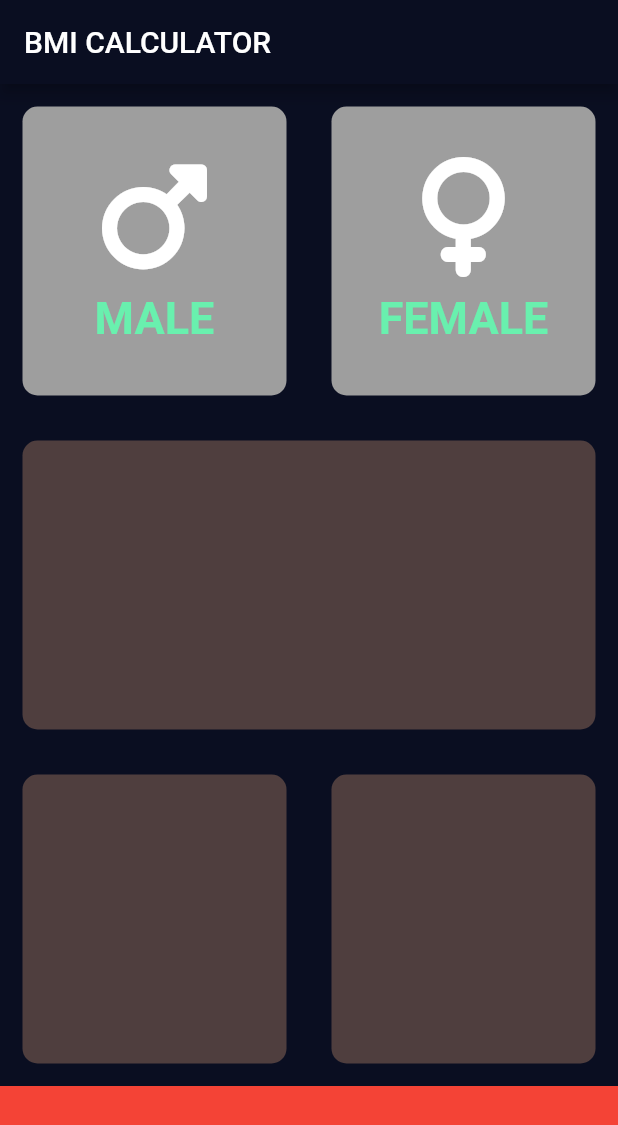
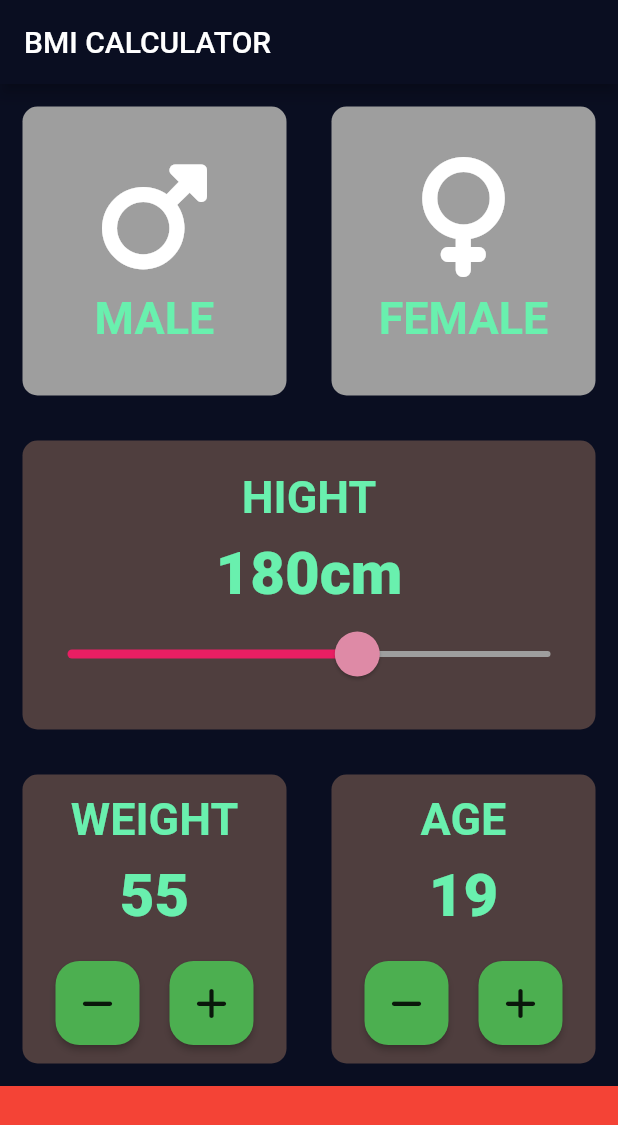
Before and after one commit to vattvichet/BMI-Calculator, a Flutter app: the screen it shows after launch, on a phone screen of 412 x 824 dp. Shown: the top 1125 px of the screen. Run offline on Flutter 3.47's test engine with Material 2 defaults, Android fonts, the phone set to English and light mode, and no system bars; our stand-ins replace font_awesome_flutter.

```diff
--- /dev/null
+++ b/lib/constants.dart
@@ -0,0 +1,8 @@
+import 'package:flutter/material.dart';
+
+const KGenderTextStyle = TextStyle(fontSize: 30, fontWeight: FontWeight.w700);
+const KinActiveCardColor = Colors.grey;
+const KActiveCardColor = Colors.green;
+const KCardColor = Color.fromARGB(255, 79, 62, 62);
+
+const KValueTextStyle = TextStyle(fontSize: 40, fontWeight: FontWeight.w800);
--- a/lib/genderCard.dart
+++ b/lib/genderCard.dart
@@ -1,6 +1,6 @@
 import 'package:flutter/material.dart';
 
-const genderTextStyle = TextStyle(fontSize: 30, fontWeight: FontWeight.w700);
+import 'constants.dart';
 
 class GenderCard extends StatelessWidget {
   const GenderCard({Key key, @required this.icon, @required this.gender})
@@ -21,7 +21,7 @@ class GenderCard extends StatelessWidget {
         SizedBox(height: 10),
         Text(
           gender,
-          style: genderTextStyle,
+          style: KGenderTextStyle,
         ),
       ],
     );
--- a/lib/input_page.dart
+++ b/lib/input_page.dart
@@ -1,12 +1,11 @@
+import 'dart:ui';
+
 import 'package:bmi_calculator/reusableCard.dart';
 import 'package:flutter/material.dart';
 import 'package:font_awesome_flutter/font_awesome_flutter.dart';
 
+import 'constants.dart';
 import 'genderCard.dart';
-
-const inActiveCardColor = Colors.grey;
-const activeCardColor = Colors.green;
-const cardColor = Color.fromARGB(255, 79, 62, 62);
 
 enum Gender {
   male,
@@ -40,6 +39,10 @@ class _InputPageState extends State<InputPage> {
   //   }
   // }
 
+  double height = 180;
+  double weight = 55;
+  double age = 19;
+
   @override
   Widget build(BuildContext context) {
     return Scaffold(
@@ -47,6 +50,7 @@ class _InputPageState extends State<InputPage> {
         title: Text('BMI CALCULATOR'),
       ),
       body: Column(
+        crossAxisAlignment: CrossAxisAlignment.stretch,
         children: [
           Expanded(
             child: Row(
@@ -59,8 +63,8 @@ class _InputPageState extends State<InputPage> {
                     });
                   },
                   color: selectedGender == Gender.male
-                      ? activeCardColor
-                      : inActiveCardColor,
+                      ? KActiveCardColor
+                      : KinActiveCardColor,
                   cardChild: GenderCard(
                     gender: 'MALE',
                     icon: FontAwesomeIcons.mars,
@@ -74,8 +78,8 @@ class _InputPageState extends State<InputPage> {
                           });
                         },
                         color: selectedGender == Gender.female
-                            ? activeCardColor
-                            : inActiveCardColor,
+                            ? KActiveCardColor
+                            : KinActiveCardColor,
                         cardChild: GenderCard(
                           gender: 'FEMALE',
                           icon: FontAwesomeIcons.venus,
@@ -86,7 +90,51 @@ class _InputPageState extends State<InputPage> {
           Expanded(
               child: ReusableCard(
             onPressed: () {},
-            color: cardColor,
+            color: KCardColor,
+            cardChild: Container(
+              child: Column(
+                mainAxisAlignment: MainAxisAlignment.center,
+                children: [
+                  Text("HIGHT", style: KGenderTextStyle),
+                  SizedBox(
+                    height: 10,
+                  ),
+                  Row(
+                    mainAxisAlignment: MainAxisAlignment.center,
+                    children: [
+                      Text(
+                        height.toStringAsFixed(0),
+                        style: KValueTextStyle,
+                      ),
+                      Text(
+                        "cm",
+                        style: KValueTextStyle,
+                      ),
+                    ],
+                  ),
+                  SliderTheme(
+                    data: SliderTheme.of(context).copyWith(
+                        inactiveTrackColor: Colors.grey,
+                        activeTrackColor: Colors.pink,
+                        thumbColor: Color.fromARGB(255, 222, 138, 166),
+                        thumbShape:
+                            RoundSliderThumbShape(enabledThumbRadius: 15),
+                        overlayColor: Color.fromARGB(100, 222, 138, 166),
+                        overlayShape:
+                            RoundSliderOverlayShape(overlayRadius: 30)),
+                    child: Slider(
+                        value: height,
+                        min: 120,
+                        max: 220,
+                        onChanged: (double newValue) {
+                          setState(() {
+                            height = newValue;
+                          });
+                        }),
+                  ),
+                ],
+              ),
+            ),
           )),
           Expanded(
             child: Row(
@@ -94,12 +142,98 @@ class _InputPageState extends State<InputPage> {
                 Expanded(
                     child: ReusableCard(
                   onPressed: () {},
-                  color: cardColor,
+                  color: KCardColor,
+                  cardChild: Column(
+                    mainAxisAlignment: MainAxisAlignment.center,
+                    children: [
+                      Text(
+                        "WEIGHT",
+                        style: KGenderTextStyle,
+                      ),
+                      SizedBox(
+                        height: 10,
+                      ),
+                      Text(
+                        weight.toStringAsFixed(0),
+                        style: KValueTextStyle,
+                      ),
+                      SizedBox(
+                        height: 20,
+                      ),
+                      Row(
+                        mainAxisAlignment: MainAxisAlignment.center,
+                        children: [
+                          RoundIconButton(
+                            icon: FontAwesomeIcons.minus,
+                            onPressed: () {
+                              setState(() {
+                                weight -= 1;
+                              });
+                            },
+                          ),
+                          SizedBox(
+                            width: 20,
+                          ),
+                          RoundIconButton(
+                            icon: FontAwesomeIcons.plus,
+                            onPressed: () {
+                              setState(() {
+                                weight += 1;
+                              });
+                            },
+                          ),
+                        ],
+                      ),
+                    ],
+                  ),
                 )),
                 Expanded(
                     child: ReusableCard(
                   onPressed: () {},
-                  color: cardColor,
+                  color: KCardColor,
+                  cardChild: Column(
+                    mainAxisAlignment: MainAxisAlignment.center,
+                    children: [
+                      Text(
+                        "AGE",
+                        style: KGenderTextStyle,
+                      ),
+                      SizedBox(
+                        height: 10,
+                      ),
+                      Text(
+                        age.toStringAsFixed(0),
+                        style: KValueTextStyle,
+                      ),
+                      SizedBox(
+                        height: 20,
+                      ),
+                      Row(
+                        mainAxisAlignment: MainAxisAlignment.center,
+                        children: [
+                          RoundIconButton(
+                            icon: FontAwesomeIcons.minus,
+                            onPressed: () {
+                              setState(() {
+                                age -= 1;
+                              });
+                            },
+                          ),
+                          SizedBox(
+                            width: 20,
+                          ),
+                          RoundIconButton(
+                            icon: FontAwesomeIcons.plus,
+                            onPressed: () {
+                              setState(() {
+                                age += 1;
+                              });
+                            },
+                          ),
+                        ],
+                      ),
+                    ],
+                  ),
                 )),
               ],
             ),
@@ -114,3 +248,25 @@ class _InputPageState extends State<InputPage> {
     );
   }
 }
+
+class RoundIconButton extends StatelessWidget {
+  const RoundIconButton(
+      {Key key, @required this.icon, @required this.onPressed})
+      : super(key: key);
+
+  final IconData icon;
+  final Function onPressed;
+  @override
+  Widget build(BuildContext context) {
+    return RawMaterialButton(
+      onPressed: onPressed,
+      child: Icon(icon),
+      constraints: BoxConstraints.tightFor(
+        width: 56,
+        height: 56,
+      ),
+      shape: RoundedRectangleBorder(borderRadius: BorderRadius.circular(16)),
+      fillColor: Colors.green,
+    );
+  }
+}
```
